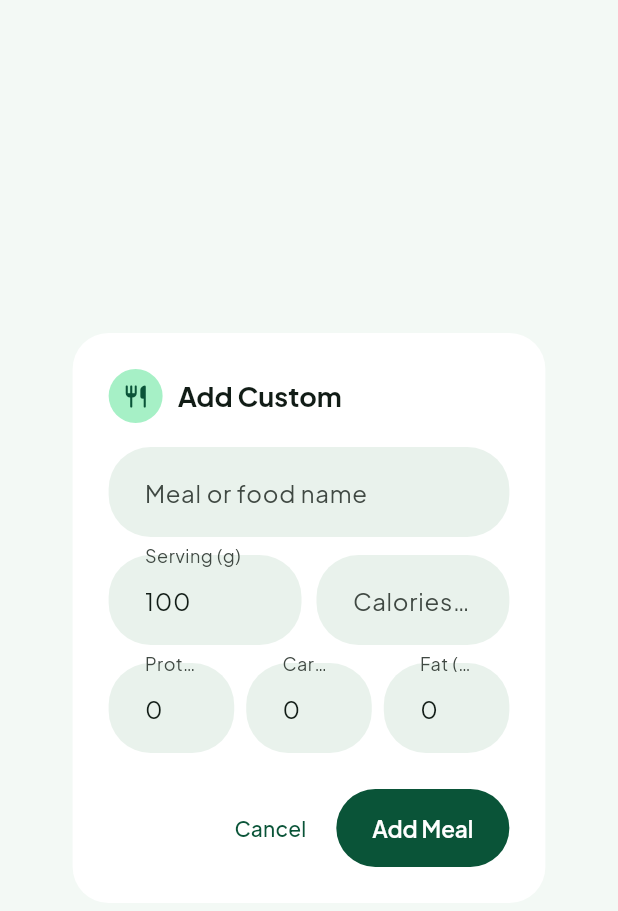
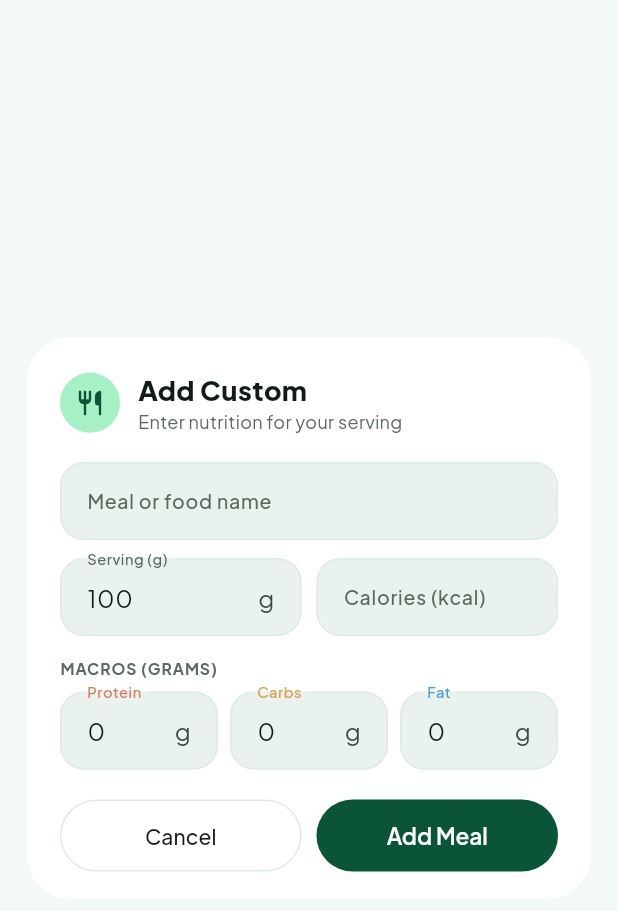
Before and after one commit to Nabil2099/nutration_ai, a Flutter app: the _CustomFoodDialog widget shown alone on an empty page, opened directly with empty values, on a phone screen of 412 x 824 dp. Shown: the top 911 px of the screen. Run offline on Flutter 3.47's test engine with Material 3 defaults, Android fonts, the phone set to English and light mode, and no system bars; our stand-ins replace cloud_firestore, dio, firebase_auth, firebase_core, flutter_bloc, flutter_dotenv and 2 more; accounts and stored records are empty.

Commit message:
refactor: redesign custom food dialog UI and refine validation messages

```diff
--- a/lib/features/meals/presentation/widgets/custom_food_dialog.dart
+++ b/lib/features/meals/presentation/widgets/custom_food_dialog.dart
@@ -60,10 +60,10 @@ class _CustomFoodDialogState extends State<_CustomFoodDialog> {
     bool positive = false,
   }) {
     final parsed = double.tryParse((v ?? '').trim());
-    if (parsed == null) return 'Enter a number';
-    if (positive && parsed <= 0) return 'Must be > 0';
-    if (!positive && parsed < 0) return 'Must be >= 0';
-    if (parsed > max) return 'Max ${max.round()}';
+    if (parsed == null) return 'Invalid';
+    if (positive && parsed <= 0) return '> 0';
+    if (!positive && parsed < 0) return '>= 0';
+    if (parsed > max) return '<= ${max.round()}';
     return null;
   }
 
@@ -81,47 +81,112 @@ class _CustomFoodDialogState extends State<_CustomFoodDialog> {
     );
   }
 
+  InputDecoration _fieldDecoration(
+    String label, {
+    String? hint,
+    String? suffixText,
+    Color? labelColor,
+  }) => InputDecoration(
+    labelText: label,
+    hintText: hint,
+    suffixText: suffixText,
+    isDense: true,
+    filled: true,
+    fillColor: AppColors.surfaceVariant,
+    labelStyle: TextStyle(
+      fontSize: 13,
+      color: labelColor ?? AppColors.textSecondary,
+      fontWeight: FontWeight.w500,
+    ),
+    contentPadding: const EdgeInsets.symmetric(horizontal: 14, vertical: 14),
+    border: OutlineInputBorder(
+      borderRadius: BorderRadius.circular(16),
+      borderSide: const BorderSide(color: AppColors.border),
+    ),
+    enabledBorder: OutlineInputBorder(
+      borderRadius: BorderRadius.circular(16),
+      borderSide: const BorderSide(color: AppColors.border),
+    ),
+    focusedBorder: OutlineInputBorder(
+      borderRadius: BorderRadius.circular(16),
+      borderSide: const BorderSide(color: AppColors.primary, width: 1.5),
+    ),
+    errorBorder: OutlineInputBorder(
+      borderRadius: BorderRadius.circular(16),
+      borderSide: BorderSide(color: Theme.of(context).colorScheme.error),
+    ),
+    focusedErrorBorder: OutlineInputBorder(
+      borderRadius: BorderRadius.circular(16),
+      borderSide: BorderSide(
+        color: Theme.of(context).colorScheme.error,
+        width: 1.5,
+      ),
+    ),
+  );
+
   @override
-  Widget build(BuildContext context) => AlertDialog(
+  Widget build(BuildContext context) => Dialog(
     backgroundColor: Colors.white,
-    shape: RoundedRectangleBorder(borderRadius: BorderRadius.circular(24)),
-    title: Row(
+    insetPadding: const EdgeInsets.symmetric(horizontal: 18, vertical: 24),
+    shape: RoundedRectangleBorder(borderRadius: BorderRadius.circular(28)),
+    child: ConstrainedBox(
+      constraints: const BoxConstraints(maxWidth: 420),
+      child: SingleChildScrollView(
+        padding: const EdgeInsets.fromLTRB(22, 22, 22, 18),
+        child: Form(
+          key: _form,
+          child: Column(
+            mainAxisSize: MainAxisSize.min,
+            crossAxisAlignment: CrossAxisAlignment.stretch,
+            children: [
+              Row(
                 children: [
                   Container(
-          width: 36,
-          height: 36,
+                    width: 40,
+                    height: 40,
                     decoration: const BoxDecoration(
                       color: AppColors.mintBadge,
                       shape: BoxShape.circle,
                     ),
                     child: const Icon(
                       Icons.restaurant_rounded,
-            size: 18,
+                      size: 20,
                       color: AppColors.primary,
                     ),
                   ),
-        const SizedBox(width: 10),
+                  const SizedBox(width: 12),
                   Expanded(
-          child: Text(
+                    child: Column(
+                      crossAxisAlignment: CrossAxisAlignment.start,
+                      children: [
+                        Text(
                           'Add Custom ${widget.mealType}',
-            style: const TextStyle(fontSize: 18, fontWeight: FontWeight.w700),
+                          style: const TextStyle(
+                            fontSize: 18,
+                            fontWeight: FontWeight.w800,
+                            color: AppColors.textPrimary,
+                          ),
+                        ),
+                        const Text(
+                          'Enter nutrition for your serving',
+                          style: TextStyle(
+                            fontSize: 12,
+                            color: AppColors.textSecondary,
                           ),
                         ),
                       ],
                     ),
-    content: SingleChildScrollView(
-      child: Form(
-        key: _form,
-        child: Column(
-          mainAxisSize: MainAxisSize.min,
-          children: [
+                  ),
+                ],
+              ),
+              const SizedBox(height: 18),
               TextFormField(
                 controller: _name,
                 textCapitalization: TextCapitalization.words,
                 textInputAction: TextInputAction.next,
-              decoration: const InputDecoration(
-                labelText: 'Meal or food name',
-                hintText: 'e.g. Homemade Shakshuka',
+                decoration: _fieldDecoration(
+                  'Meal or food name',
+                  hint: 'e.g. Homemade Shakshuka',
                 ),
                 validator: (v) {
                   final trimmed = (v ?? '').trim();
@@ -140,7 +205,10 @@ class _CustomFoodDialogState extends State<_CustomFoodDialog> {
                         decimal: true,
                       ),
                       textInputAction: TextInputAction.next,
-                    decoration: const InputDecoration(labelText: 'Serving (g)'),
+                      decoration: _fieldDecoration(
+                        'Serving (g)',
+                        suffixText: 'g',
+                      ),
                       validator: (v) =>
                           _validateNumber(v, max: 20000, positive: true),
                     ),
@@ -153,15 +221,26 @@ class _CustomFoodDialogState extends State<_CustomFoodDialog> {
                         decimal: true,
                       ),
                       textInputAction: TextInputAction.next,
-                    decoration: const InputDecoration(
-                      labelText: 'Calories (kcal)',
+                      decoration: _fieldDecoration(
+                        'Calories (kcal)',
+                        suffixText: 'kcal',
                       ),
                       validator: (v) => _validateNumber(v, max: 50000),
                     ),
                   ),
                 ],
               ),
-            const SizedBox(height: 12),
+              const SizedBox(height: 14),
+              const Text(
+                'MACROS (GRAMS)',
+                style: TextStyle(
+                  fontSize: 10.5,
+                  fontWeight: FontWeight.w700,
+                  letterSpacing: 0.6,
+                  color: AppColors.textSecondary,
+                ),
+              ),
+              const SizedBox(height: 8),
               Row(
                 children: [
                   Expanded(
@@ -171,7 +250,11 @@ class _CustomFoodDialogState extends State<_CustomFoodDialog> {
                         decimal: true,
                       ),
                       textInputAction: TextInputAction.next,
-                    decoration: const InputDecoration(labelText: 'Protein (g)'),
+                      decoration: _fieldDecoration(
+                        'Protein',
+                        suffixText: 'g',
+                        labelColor: AppColors.protein,
+                      ),
                       validator: (v) => _validateNumber(v, max: 10000),
                     ),
                   ),
@@ -183,7 +266,11 @@ class _CustomFoodDialogState extends State<_CustomFoodDialog> {
                         decimal: true,
                       ),
                       textInputAction: TextInputAction.next,
-                    decoration: const InputDecoration(labelText: 'Carbs (g)'),
+                      decoration: _fieldDecoration(
+                        'Carbs',
+                        suffixText: 'g',
+                        labelColor: AppColors.carbs,
+                      ),
                       validator: (v) => _validateNumber(v, max: 10000),
                     ),
                   ),
@@ -196,8 +283,46 @@ class _CustomFoodDialogState extends State<_CustomFoodDialog> {
                       ),
                       textInputAction: TextInputAction.done,
                       onFieldSubmitted: (_) => _save(),
-                    decoration: const InputDecoration(labelText: 'Fat (g)'),
+                      decoration: _fieldDecoration(
+                        'Fat',
+                        suffixText: 'g',
+                        labelColor: AppColors.fats,
+                      ),
                       validator: (v) => _validateNumber(v, max: 10000),
+                    ),
+                  ),
+                ],
+              ),
+              const SizedBox(height: 20),
+              Row(
+                children: [
+                  Expanded(
+                    child: OutlinedButton(
+                      onPressed: () => Navigator.of(context).pop(),
+                      style: OutlinedButton.styleFrom(
+                        foregroundColor: AppColors.textPrimary,
+                        side: const BorderSide(color: AppColors.border),
+                        minimumSize: const Size.fromHeight(48),
+                        shape: RoundedRectangleBorder(
+                          borderRadius: BorderRadius.circular(24),
+                        ),
+                      ),
+                      child: const Text('Cancel'),
+                    ),
+                  ),
+                  const SizedBox(width: 10),
+                  Expanded(
+                    child: FilledButton(
+                      onPressed: _save,
+                      style: FilledButton.styleFrom(
+                        backgroundColor: AppColors.primary,
+                        foregroundColor: Colors.white,
+                        minimumSize: const Size.fromHeight(48),
+                        shape: RoundedRectangleBorder(
+                          borderRadius: BorderRadius.circular(24),
+                        ),
+                      ),
+                      child: const Text('Add Meal'),
                     ),
                   ),
                 ],
@@ -206,16 +331,6 @@ class _CustomFoodDialogState extends State<_CustomFoodDialog> {
           ),
         ),
       ),
-    actions: [
-      TextButton(
-        onPressed: () => Navigator.of(context).pop(),
-        child: const Text('Cancel'),
     ),
-      FilledButton(
-        onPressed: _save,
-        style: FilledButton.styleFrom(backgroundColor: AppColors.primary),
-        child: const Text('Add Meal'),
-      ),
-    ],
   );
 }
```
Also changed, not shown: lib/core/theme/responsive.dart (line endings or trailing spaces). Lines whose indentation alone changed are shown as unchanged.
